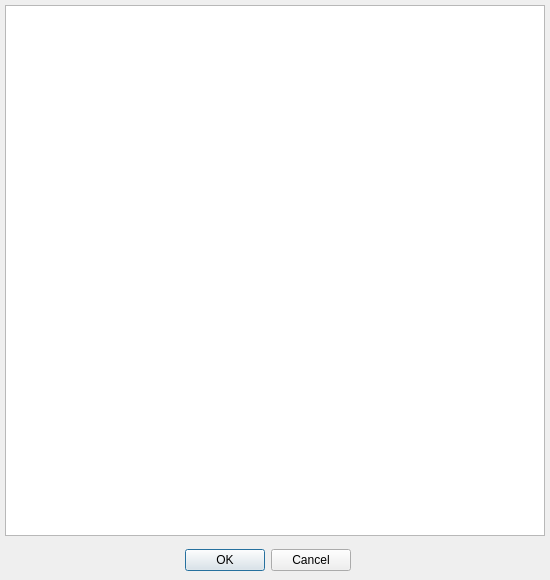
Old version of the form Programmes/synoptux/src/dlgcss.ui in the repository leo-naeka/medintux.
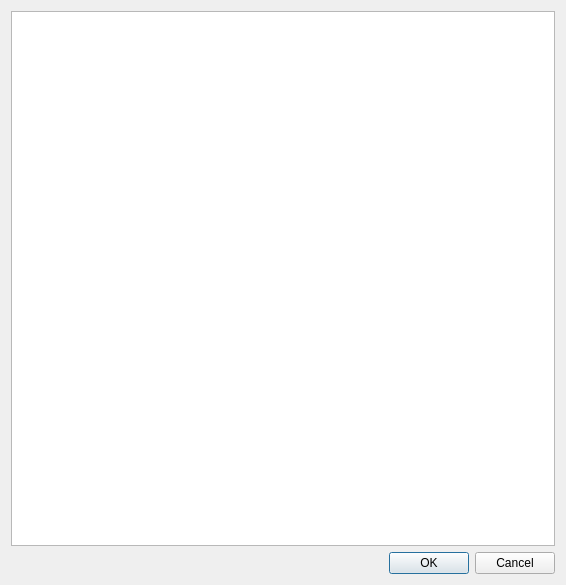
New version of the form.

```diff
--- a/Programmes/synoptux/src/dlgcss.ui
+++ b/Programmes/synoptux/src/dlgcss.ui
@@ -6,22 +6,19 @@
    <rect>
     <x>0</x>
     <y>0</y>
-    <width>550</width>
-    <height>580</height>
+    <width>566</width>
+    <height>585</height>
    </rect>
   </property>
   <property name="windowTitle">
    <string>Dialog</string>
   </property>
+  <layout class="QGridLayout" name="gridLayout">
+   <item row="0" column="0">
+    <widget class="QTextEdit" name="textEdit"/>
+   </item>
+   <item row="1" column="0">
   <widget class="QDialogButtonBox" name="buttonBox">
-   <property name="geometry">
-    <rect>
-     <x>110</x>
-     <y>540</y>
-     <width>241</width>
-     <height>41</height>
-    </rect>
-   </property>
    <property name="orientation">
     <enum>Qt::Horizontal</enum>
    </property>
@@ -29,16 +26,8 @@
     <set>QDialogButtonBox::Cancel|QDialogButtonBox::Ok</set>
    </property>
   </widget>
-  <widget class="QTextEdit" name="textEdit">
-   <property name="geometry">
-    <rect>
-     <x>5</x>
-     <y>5</y>
-     <width>540</width>
-     <height>531</height>
-    </rect>
-   </property>
-  </widget>
+   </item>
+  </layout>
  </widget>
  <resources/>
  <connections>
```
Lines whose indentation alone changed are shown as unchanged.
